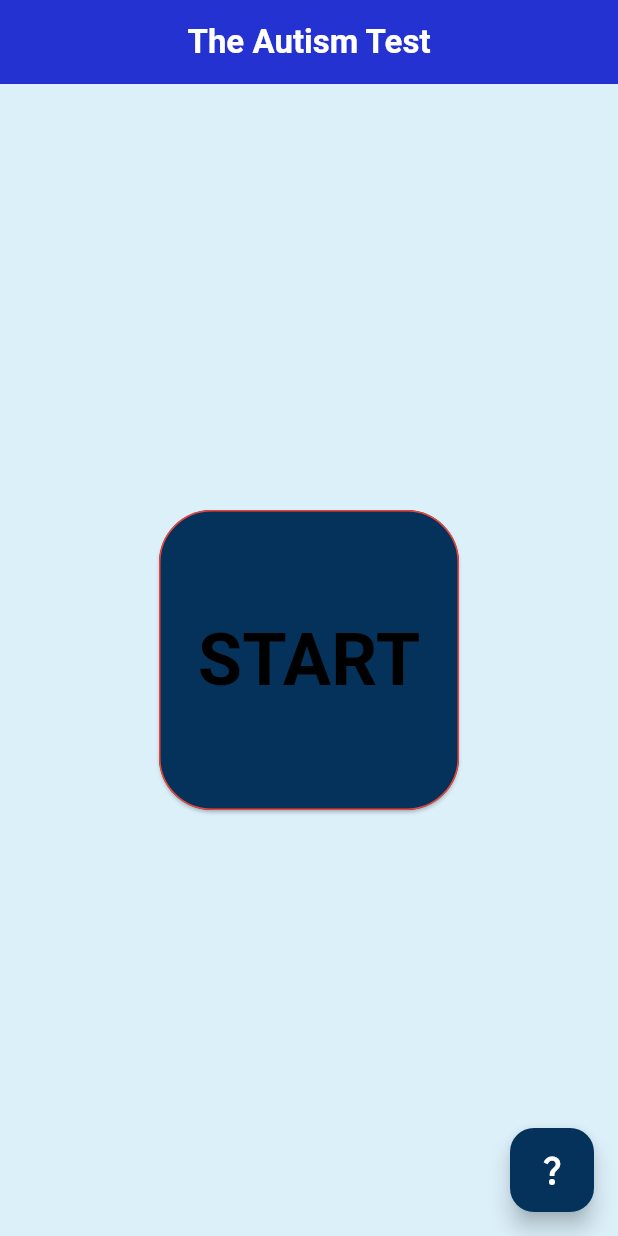
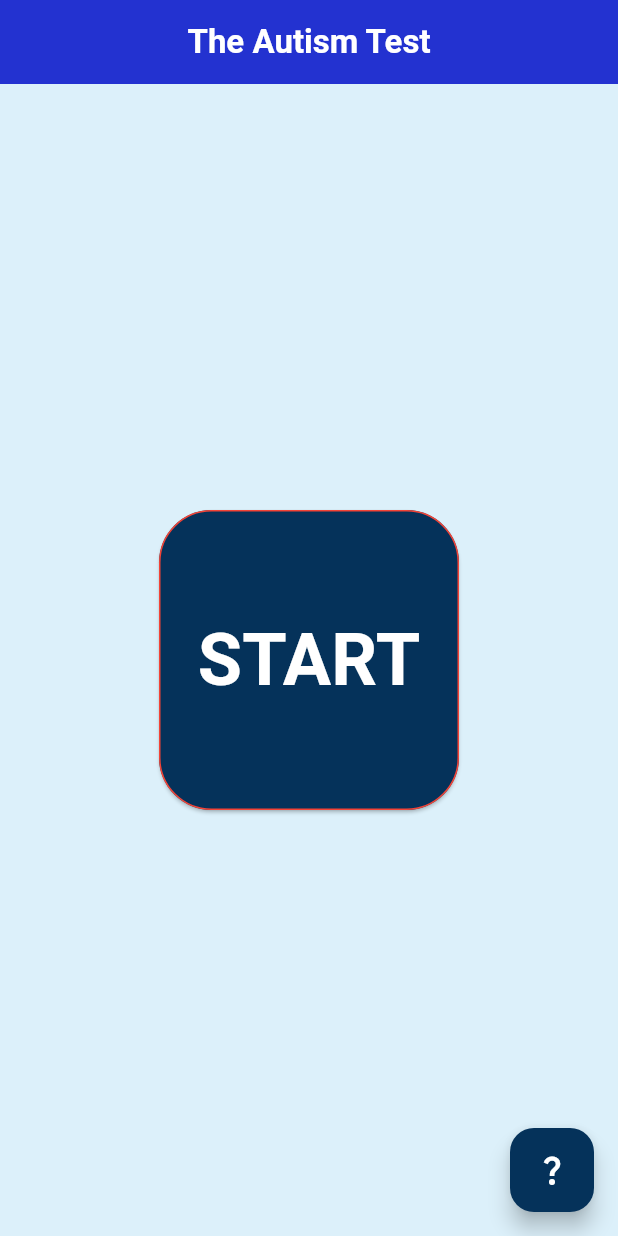
Before and after one commit to kevin200555/autism_ai_test, a Flutter app: the screen it shows after launch, on a phone screen of 412 x 824 dp. Run offline on Flutter 3.47's test engine with Material 3 defaults, Android fonts, the phone set to English and light mode, and no system bars; our stand-ins replace camera, video_player, webview_flutter; missing offline and left inert: webview_flutter_android.

Commit message:
changed one word

```diff
--- a/lib/screens/home_screen.dart
+++ b/lib/screens/home_screen.dart
@@ -75,7 +75,7 @@ class HomeScreen extends StatelessWidget {
                   style: TextStyle(
                     fontSize: 48,
                     fontWeight: FontWeight.bold,
-                    color: ColorTheme.alternateTextColor,
+                    color: ColorTheme.textColor,
                   ),
                 ),
               ),
```
